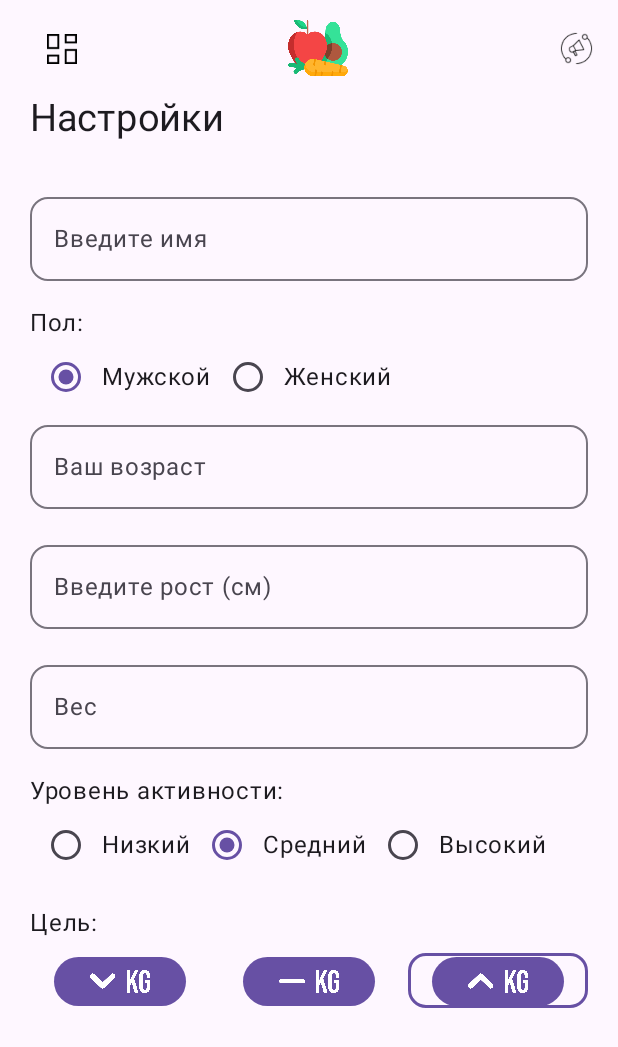
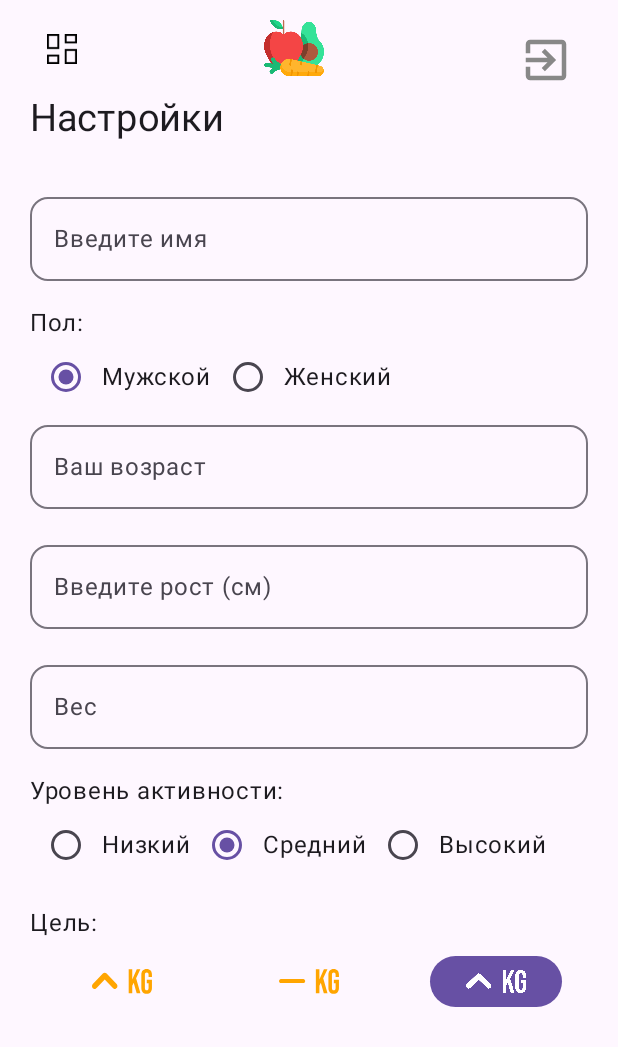
Before and after one commit to rmp-itmo/frontend, an Android app built with Jetpack Compose: the composable SettingsRoute shown on its own in the app's theme, after a tap on "Набор", on a phone screen of 412 x 824 dp. Shown: the top 1047 px of the screen. Run offline under Robolectric (Android 15) with nearby library versions, the phone set to English and light mode, and no system bars; 1 statement that could not run was skipped.

Commit message:
new buttons style and header

```diff
--- a/app/src/main/java/com/rmp/ui/components/AppScreen.kt
+++ b/app/src/main/java/com/rmp/ui/components/AppScreen.kt
@@ -48,7 +48,9 @@ fun AppScreen(
                         painter = painterResource(R.drawable.healthy_food_icon),
                         contentDescription = "RMP",
                         contentScale = ContentScale.Inside,
-                        modifier = Modifier.width(55.dp).padding(top = 10.dp)
+                        modifier = Modifier
+                            .width(55.dp)
+                            .padding(top = 10.dp)
                     )
                 },
                 scrollBehavior = TopAppBarDefaults.enterAlwaysScrollBehavior(topAppBarState),
--- a/app/src/main/java/com/rmp/ui/components/AppScreenArtc.kt
+++ b/app/src/main/java/com/rmp/ui/components/AppScreenSettings.kt
@@ -4,6 +4,7 @@ import android.app.Activity
 import android.content.Context
 import android.view.inputmethod.InputMethodManager
 import androidx.compose.foundation.Image
+import androidx.compose.foundation.clickable
 import androidx.compose.foundation.gestures.detectTapGestures
 import androidx.compose.foundation.layout.Arrangement
 import androidx.compose.foundation.layout.Box
@@ -11,31 +12,41 @@ import androidx.compose.foundation.layout.BoxScope
 import androidx.compose.foundation.layout.Row
 import androidx.compose.foundation.layout.absolutePadding
 import androidx.compose.foundation.layout.fillMaxWidth
-import androidx.compose.foundation.layout.offset
 import androidx.compose.foundation.layout.padding
 import androidx.compose.foundation.layout.size
 import androidx.compose.foundation.layout.width
+import androidx.compose.material.icons.Icons
+import androidx.compose.material.icons.filled.ExitToApp
 import androidx.compose.material3.CenterAlignedTopAppBar
 import androidx.compose.material3.ExperimentalMaterial3Api
+import androidx.compose.material3.Icon
+import androidx.compose.material3.IconButton
+import androidx.compose.material3.IconButtonDefaults
 import androidx.compose.material3.Scaffold
 import androidx.compose.material3.TopAppBarDefaults
 import androidx.compose.material3.rememberTopAppBarState
 import androidx.compose.runtime.Composable
 import androidx.compose.ui.Alignment
 import androidx.compose.ui.Modifier
+import androidx.compose.ui.graphics.Color
 import androidx.compose.ui.input.pointer.pointerInput
 import androidx.compose.ui.layout.ContentScale
 import androidx.compose.ui.platform.LocalContext
 import androidx.compose.ui.platform.LocalFocusManager
 import androidx.compose.ui.res.painterResource
+import androidx.compose.ui.res.stringResource
 import androidx.compose.ui.unit.dp
 import com.rmp.R
 
 @OptIn(ExperimentalMaterial3Api::class)
 @Composable
-fun AppScreenArct(
+fun AppScreenSettings(
     showTopBar: Boolean = true,
     openDrawer: () -> Unit = {},
+    onDashboardClick: () -> Unit = {},
+    onLogoClick: () -> Unit = {},
+    onSignOutClick: () -> Unit = {},
+    clearTokens: () -> Unit = {},
     content: @Composable (BoxScope.() -> Unit)
 ) {
     val topAppBarState = rememberTopAppBarState()
@@ -55,7 +66,10 @@ fun AppScreenArct(
                                 painter = painterResource(R.drawable.dashboard_icon),
                                 contentDescription = "dashboard",
                                 contentScale = ContentScale.Fit,
-                                modifier = Modifier.size(35.dp).absolutePadding(left=15.dp)
+                                modifier = Modifier
+                                    .size(35.dp)
+                                    .absolutePadding(left=15.dp)
+                                    .clickable(onClick = onDashboardClick)
                             )
                             Image(
                                 painter = painterResource(R.drawable.healthy_food_icon),
@@ -63,18 +77,42 @@ fun AppScreenArct(
                                 contentScale = ContentScale.Inside,
                                 modifier = Modifier
                                     .width(40.dp)
+                                    .clickable(onClick = onLogoClick)
                             )
-                            Image(
-                                painter = painterResource(R.drawable.arct_icon),
-                                contentDescription = "arct",
-                                contentScale = ContentScale.Fit,
-                                modifier = Modifier.size(40.dp).absolutePadding(right=15.dp)
-                            )
+                            IconButton(
+                                onClick = {
+                                    onSignOutClick()
+                                    clearTokens()
+                                },
+                                modifier = Modifier.padding(end = 24.dp, top = 16.dp),
+                                colors = IconButtonDefaults.iconButtonColors(contentColor = Color.Gray)
+                            ) {
+                                Icon(
+                                    imageVector = Icons.Filled.ExitToApp,
+                                    contentDescription = stringResource(R.string.sign_out),
+                                    modifier = Modifier.size(36.dp)
+                                )
+                            }
+//                            Icon(
+//                                imageVector = Icons.Filled.ExitToApp,
+//                                contentDescription = stringResource(R.string.sign_out),
+//                                modifier = Modifier
+//                                    .size(40.dp)
+//                                    .absolutePadding(right=15.dp)
+//                                    .clickable(onClick = onSignOutClick)
+//                            )
+//                            Image(
+//                                painter = painterResource(R.drawable.arct_icon),
+//                                contentDescription = "arct",
+//                                contentScale = ContentScale.Fit,
+//                                modifier = Modifier
+//                                    .size(40.dp)
+//                                    .absolutePadding(right=15.dp)
+//                                    .clickable(onClick = onSignOutClick)
+//                            )
                         }
                     },
                     scrollBehavior = TopAppBarDefaults.enterAlwaysScrollBehavior(topAppBarState),
-                    // Сдвигаем повыше, иного способа не нашел
-                    //modifier = Modifier.offset(y = (-30).dp),
                 )},
         content = { padding ->
             Box(
--- a/app/src/main/java/com/rmp/ui/components/Button.kt
+++ b/app/src/main/java/com/rmp/ui/components/Button.kt
@@ -16,6 +16,7 @@ import androidx.compose.runtime.Composable
 import androidx.compose.ui.Alignment
 import androidx.compose.ui.Modifier
 import androidx.compose.ui.draw.scale
+import androidx.compose.ui.graphics.Color
 import androidx.compose.ui.layout.ContentScale
 import androidx.compose.ui.res.painterResource
 import androidx.compose.ui.text.font.FontWeight
@@ -58,6 +59,37 @@ fun AccentImageButton(
             text = contentDescription,
             modifier = Modifier.align(Alignment.CenterHorizontally)
                 .scale(0.7f, 0.7f),
+            color = Color(255, 165, 0, 255),
+            fontWeight = FontWeight.Bold
+        )
+    }
+}
+@Composable
+fun AccentImageSecondaryButton(
+    imageRes: Int,
+    contentDescription: String,
+    modifier: Modifier = Modifier,
+    buttonPressed: () -> Unit
+) {
+    Column(
+        horizontalAlignment = Alignment.CenterHorizontally,
+        modifier = modifier
+    ) {
+        TextButton(
+            onClick = buttonPressed,
+        ) {
+            Image(
+                painter = painterResource(id = imageRes),
+                contentDescription = contentDescription,
+                contentScale = ContentScale.Fit,
+                modifier = Modifier.size(40.dp)
+            )
+        }
+        Text(
+            text = contentDescription,
+            modifier = Modifier.align(Alignment.CenterHorizontally)
+                .scale(0.7f, 0.7f),
+            color = Color(255, 165, 0, 255),
             fontWeight = FontWeight.Bold
         )
     }
--- a/app/src/main/java/com/rmp/ui/settings/SettingsRoute.kt
+++ b/app/src/main/java/com/rmp/ui/settings/SettingsRoute.kt
@@ -6,11 +6,11 @@ import androidx.lifecycle.compose.collectAsStateWithLifecycle
 
 @Composable
 fun SettingsRoute(
-    settingsViewModel: SettingsViewModel
+    settingsViewModel: SettingsViewModel,
+    onSignOutClick: () -> Unit
 ) {
     val uiState by settingsViewModel.uiState.collectAsStateWithLifecycle()
-
-    SettingsScreen(
+    SettingsRoute(
         uiState = uiState,
         onNameChange = settingsViewModel::updateName,
         onGenderChange = settingsViewModel::updateGender,
@@ -20,6 +20,35 @@ fun SettingsRoute(
         onActivityLevelChange = settingsViewModel::updateActivityLevel,
         onGoalChange = settingsViewModel::updateGoal,
         onEmailChange = settingsViewModel::updateEmail,
-        onPasswordChange = settingsViewModel::updatePassword
+        onPasswordChange = settingsViewModel::updatePassword,
+        onSignOutClick = onSignOutClick
     )
 }
+@Composable
+fun SettingsRoute(
+    uiState: SettingsUiState,
+    onNameChange: (String) -> Unit,
+    onGenderChange: (Gender) -> Unit,
+    onAgeChange: (String) -> Unit,
+    onHeightChange: (String) ->Unit,
+    onWeightChange: (String) -> Unit,
+    onActivityLevelChange: (ActivityLevel) ->Unit,
+    onGoalChange: (Goal) -> Unit,
+    onEmailChange: (String) -> Unit,
+    onPasswordChange: (String) -> Unit,
+    onSignOutClick: () -> Unit
+) {
+    SettingsScreen(
+        uiState = uiState,
+        onNameChange = onNameChange,
+        onGenderChange = onGenderChange,
+        onAgeChange = onAgeChange,
+        onHeightChange = onHeightChange,
+        onWeightChange = onWeightChange,
+        onActivityLevelChange = onActivityLevelChange,
+        onGoalChange = onGoalChange,
+        onEmailChange = onEmailChange,
+        onPasswordChange = onPasswordChange,
+        onSignOutClick = onSignOutClick
+    )
+}
--- a/app/src/main/java/com/rmp/ui/settings/SettingsScreen.kt
+++ b/app/src/main/java/com/rmp/ui/settings/SettingsScreen.kt
@@ -25,7 +25,8 @@ import androidx.compose.ui.tooling.preview.Preview
 import androidx.compose.ui.unit.dp
 import com.rmp.R
 import com.rmp.ui.components.AccentImageButton
-import com.rmp.ui.components.AppScreenArct
+import com.rmp.ui.components.AccentImageSecondaryButton
+import com.rmp.ui.components.AppScreenSettings
 import com.rmp.ui.components.Header
 import com.rmp.ui.components.LabelledInput
 import com.rmp.ui.theme.RmpTheme
@@ -33,6 +34,7 @@ import com.rmp.ui.theme.RmpTheme
 @Composable
 fun SettingsScreen(
     uiState: SettingsUiState,
+    onSignOutClick: () -> Unit,
     onNameChange: (String) -> Unit,
     onGenderChange: (Gender) -> Unit,
     onAgeChange: (String) -> Unit,
@@ -44,7 +46,10 @@ fun SettingsScreen(
     onPasswordChange: (String) -> Unit
 ) {
     RmpTheme {
-        AppScreenArct {
+        AppScreenSettings(
+            showTopBar = true,
+            onSignOutClick = onSignOutClick
+        ) {
             Column(
                 modifier = Modifier
                     .fillMaxSize()
@@ -151,23 +156,25 @@ fun SettingsScreen(
                         Box(
                             modifier = Modifier
                                 .weight(1f)
-                                .padding(end = 4.dp)
-                                .border(
-                                    width = if (uiState.goal == Goal.LOSE_WEIGHT) 2.dp else 0.dp,
-                                    color = if (uiState.goal == Goal.LOSE_WEIGHT)
-                                        MaterialTheme.colorScheme.primary
-                                    else
-                                        Color.Transparent,
-                                    shape = MaterialTheme.shapes.medium
-                                )
-                                .padding(2.dp)
+                                .padding(end = 1.dp)
+                                .padding(1.dp)
                         ) {
+                            if (uiState.goal == Goal.LOSE_WEIGHT) {
                                 AccentImageButton(
                                     imageRes = R.drawable.weight_lower,
-                                contentDescription = "Похудение",
+                                    contentDescription = "Снижение",
                                     modifier = Modifier.fillMaxWidth()
                                 ) {
                                     onGoalChange(Goal.LOSE_WEIGHT)
+                                }
+                            } else {
+                                AccentImageSecondaryButton(
+                                    imageRes = R.drawable.lose_weight_svg,
+                                    contentDescription = "Снижение",
+                                    modifier = Modifier.fillMaxWidth()
+                                ) {
+                                    onGoalChange(Goal.LOSE_WEIGHT)
+                                }
                             }
                         }
 
@@ -175,23 +182,25 @@ fun SettingsScreen(
                         Box(
                             modifier = Modifier
                                 .weight(1f)
-                                .padding(horizontal = 4.dp)
-                                .border(
-                                    width = if (uiState.goal == Goal.MAINTAIN_WEIGHT) 2.dp else 0.dp,
-                                    color = if (uiState.goal == Goal.MAINTAIN_WEIGHT)
-                                        MaterialTheme.colorScheme.primary
-                                    else
-                                        Color.Transparent,
-                                    shape = MaterialTheme.shapes.medium
-                                )
-                                .padding(2.dp)
+                                .padding(horizontal = 1.dp)
+                                .padding(1.dp)
                         ) {
+                            if (uiState.goal == Goal.MAINTAIN_WEIGHT) {
                                 AccentImageButton(
                                     imageRes = R.drawable.weight_same,
-                                contentDescription = "Поддержка",
+                                    contentDescription = "Поддержание",
                                     modifier = Modifier.fillMaxWidth()
                                 ) {
                                     onGoalChange(Goal.MAINTAIN_WEIGHT)
+                                }
+                            } else {
+                                AccentImageSecondaryButton(
+                                    imageRes = R.drawable.weight_same_svg,
+                                    contentDescription = "Поддержание",
+                                    modifier = Modifier.fillMaxWidth()
+                                ) {
+                                    onGoalChange(Goal.MAINTAIN_WEIGHT)
+                                }
                             }
                         }
 
@@ -199,23 +208,25 @@ fun SettingsScreen(
                         Box(
                             modifier = Modifier
                                 .weight(1f)
-                                .padding(start = 4.dp)
-                                .border(
-                                    width = if (uiState.goal == Goal.GAIN_WEIGHT) 2.dp else 0.dp,
-                                    color = if (uiState.goal == Goal.GAIN_WEIGHT)
-                                        MaterialTheme.colorScheme.primary
-                                    else
-                                        Color.Transparent,
-                                    shape = MaterialTheme.shapes.medium
-                                )
-                                .padding(2.dp)
+                                .padding(start = 1.dp)
+                                .padding(1.dp)
                         ) {
+                            if (uiState.goal == Goal.GAIN_WEIGHT) {
                                 AccentImageButton(
                                     imageRes = R.drawable.weight_higher,
                                     contentDescription = "Набор",
                                     modifier = Modifier.fillMaxWidth()
                                 ) {
                                     onGoalChange(Goal.GAIN_WEIGHT)
+                                }
+                            } else {
+                                AccentImageSecondaryButton(
+                                    imageRes = R.drawable.gain_weight_svg,
+                                    contentDescription = "Набор",
+                                    modifier = Modifier.fillMaxWidth()
+                                ) {
+                                    onGoalChange(Goal.GAIN_WEIGHT)
+                                }
                             }
                         }
                     }
@@ -274,6 +285,7 @@ fun SettingsScreenPreview() {
         onActivityLevelChange = {},
         onGoalChange = {},
         onEmailChange = {},
-        onPasswordChange = {}
+        onPasswordChange = {},
+        onSignOutClick = {}
     )
 }
--- /dev/null
+++ b/app/src/main/res/drawable/gain_weight_svg.xml
@@ -0,0 +1,20 @@
+<vector xmlns:android="http://schemas.android.com/apk/res/android"
+    android:width="51dp"
+    android:height="21dp"
+    android:viewportWidth="51"
+    android:viewportHeight="21">
+
+    <group>
+        <path
+            android:fillColor="#FFA500"
+            android:pathData="M31.188,0.291687H34.2149V8.89585L38.0675,0.291687H41.0944L37.4896,7.78752L41.1495,20.7084H37.9849L35.4257,11.6084L34.2149,14.2042V20.7084H31.188V0.291687Z"/>
+
+        <path
+            android:fillColor="#FFA500"
+            android:pathData="M46.445,21C44.9773,21 43.8583,20.5625 43.0878,19.6875C42.3173,18.7931 41.932,17.5194 41.932,15.8667V5.13333C41.932,3.48056 42.3173,2.21667 43.0878,1.34167C43.8583,0.447222 44.9773,0 46.445,0C47.9126,0 49.0316,0.447222 49.8021,1.34167C50.5727,2.21667 50.9579,3.48056 50.9579,5.13333V6.88333H48.096V4.92917C48.096,3.5875 47.5732,2.91667 46.5275,2.91667C45.4818,2.91667 44.959,3.5875 44.959,4.92917V16.1C44.959,17.4222 45.4818,18.0833 46.5275,18.0833C47.5732,18.0833 48.096,17.4222 48.096,16.1V12.1042H46.5825V9.1875H50.9579V15.8667C50.9579,17.5194 50.5727,18.7931 49.8021,19.6875C49.0316,20.5625 47.9126,21 46.445,21Z"/>
+
+        <path
+            android:fillColor="#FFA500"
+            android:pathData="M12.3924,16.2712C11.9689,16.7196 11.3947,16.9714 10.7962,16.9714C10.1976,16.9714 9.62351,16.7196 9.20001,16.2712L0.679934,7.24391C0.470219,7.02152 0.303886,6.75753 0.190427,6.46701C0.0769682,6.17649 0.0186069,5.86513 0.0186768,5.55071C0.0187468,5.23629 0.0772469,4.92495 0.190835,4.63449C0.304423,4.34403 0.470873,4.08013 0.680687,3.85785C0.8905,3.63557 1.13957,3.45927 1.41366,3.33902C1.68776,3.21876 1.98152,3.1569 2.27817,3.15698C2.57482,3.15704 2.86855,3.21905 3.14259,3.33944C3.41663,3.45984 3.66563,3.63626 3.87534,3.85865L10.7962,11.1926L17.7171,3.85705C17.9253,3.62829 18.1745,3.44578 18.45,3.32017C18.7255,3.19456 19.0219,3.12837 19.3219,3.12547C19.6217,3.12255 19.9192,3.18298 20.1968,3.30322C20.4745,3.42345 20.7267,3.6011 20.9389,3.82578C21.1512,4.05046 21.3189,4.31768 21.4327,4.61185C21.5464,4.90601 21.6036,5.22124 21.6012,5.53913C21.5987,5.85701 21.5366,6.1712 21.4184,6.46335C21.3,6.75549 21.1281,7.01976 20.9125,7.24071L12.3924,16.2712Z"/>
+    </group>
+</vector>
--- /dev/null
+++ b/app/src/main/res/drawable/lose_weight_svg.xml
@@ -0,0 +1,20 @@
+<vector xmlns:android="http://schemas.android.com/apk/res/android"
+    android:width="51dp"
+    android:height="21dp"
+    android:viewportWidth="51"
+    android:viewportHeight="21">
+
+    <group>
+        <path
+            android:fillColor="#FFA500"
+            android:pathData="M31.188,0.291687H34.215V8.89585L38.0675,0.291687H41.0944L37.4896,7.78752L41.1495,20.7084H37.9849L35.4257,11.6084L34.215,14.2042V20.7084H31.188V0.291687Z"/>
+
+        <path
+            android:fillColor="#FFA500"
+            android:pathData="M46.445,21C44.9773,21 43.8583,20.5625 43.0878,19.6875C42.3173,18.7931 41.932,17.5194 41.932,15.8667V5.13333C41.932,3.48056 42.3173,2.21667 43.0878,1.34167C43.8583,0.447222 44.9773,0 46.445,0C47.9126,0 49.0316,0.447222 49.8021,1.34167C50.5727,2.21667 50.9579,3.48056 50.9579,5.13333V6.88333H48.096V4.92917C48.096,3.5875 47.5732,2.91667 46.5275,2.91667C45.4818,2.91667 44.959,3.5875 44.959,4.92917V16.1C44.959,17.4222 45.4818,18.0833 46.5275,18.0833C47.5732,18.0833 48.096,17.4222 48.096,16.1V12.1042H46.5825V9.1875H50.9579V15.8667C50.9579,17.5194 50.5727,18.7931 49.8021,19.6875C49.0316,20.5625 47.9126,21 46.445,21Z"/>
+
+        <path
+            android:fillColor="#FFA500"
+            android:pathData="M9.22751,3.82552C9.65102,3.37719 10.2251,3.12537 10.8237,3.12537C11.4223,3.12537 11.9964,3.37719 12.4199,3.82552L20.94,12.8529C21.1497,13.0752 21.316,13.3393 21.4294,13.6298C21.5429,13.9203 21.6013,14.2317 21.6013,14.5461C21.6012,14.8605 21.5426,15.1718 21.4291,15.4623C21.3155,15.7527 21.149,16.0167 20.9393,16.2389C20.7294,16.4612 20.4804,16.6375 20.2063,16.7578C19.9321,16.878 19.6384,16.9399 19.3418,16.9398C19.0451,16.9397 18.7513,16.8777 18.4773,16.7573C18.2032,16.637 17.9543,16.4605 17.7446,16.2381L10.8237,8.90421L3.90283,16.2397C3.69457,16.4685 3.44541,16.651 3.16989,16.7766C2.89437,16.9022 2.598,16.9684 2.29808,16.9713C1.99817,16.9742 1.70071,16.9138 1.42306,16.7936C1.14542,16.6733 0.893144,16.4957 0.680963,16.271C0.468782,16.0463 0.300943,15.7791 0.187239,15.485C0.0735354,15.1908 0.0162433,14.8756 0.0187072,14.5577C0.0211711,14.2397 0.0833412,13.9256 0.201589,13.6335C0.319837,13.3413 0.491796,13.0771 0.70743,12.8561L9.22751,3.82552Z"/>
+    </group>
+</vector>
--- /dev/null
+++ b/app/src/main/res/drawable/weight_same_svg.xml
@@ -0,0 +1,20 @@
+<vector xmlns:android="http://schemas.android.com/apk/res/android"
+    android:width="51dp"
+    android:height="21dp"
+    android:viewportWidth="51"
+    android:viewportHeight="21">
+
+    <group>
+        <path
+            android:fillColor="#FFA500"
+            android:pathData="M31.3295,0.291687H34.3348V8.89585L38.1598,0.291687H41.1652L37.5861,7.78752L41.2198,20.7084H38.0779L35.537,11.6084L34.3348,14.2042V20.7084H31.3295V0.291687Z"/>
+
+        <path
+            android:fillColor="#FFA500"
+            android:pathData="M46.4775,21C45.0203,21 43.9093,20.5625 43.1443,19.6875C42.3793,18.7931 41.9968,17.5194 41.9968,15.8667V5.13333C41.9968,3.48056 42.3793,2.21667 43.1443,1.34167C43.9093,0.447222 45.0203,0 46.4775,0C47.9346,0 49.0457,0.447222 49.8107,1.34167C50.5757,2.21667 50.9582,3.48056 50.9582,5.13333V6.88333H48.1168V4.92917C48.1168,3.5875 47.5977,2.91667 46.5594,2.91667C45.5212,2.91667 45.0021,3.5875 45.0021,4.92917V16.1C45.0021,17.4222 45.5212,18.0833 46.5594,18.0833C47.5977,18.0833 48.1168,17.4222 48.1168,16.1V12.1042H46.6141V9.1875H50.9582V15.8667C50.9582,17.5194 50.5757,18.7931 49.8107,19.6875C49.0457,20.5625 47.9346,21 46.4775,21Z"/>
+
+        <path
+            android:fillColor="#FFA500"
+            android:pathData="M0,10.257C0,9.80683 0.167513,9.37508 0.465687,9.05677C0.763862,8.73845 1.16827,8.55963 1.58995,8.55963H20.6694C21.0911,8.55963 21.4955,8.73845 21.7937,9.05677C22.0918,9.37508 22.2594,9.80683 22.2594,10.257C22.2594,10.7071 22.0918,11.1389 21.7937,11.4572C21.4955,11.7755 21.0911,11.9543 20.6694,11.9543H1.58995C1.16827,11.9543 0.763862,11.7755 0.465687,11.4572C0.167513,11.1389 0,10.7071 0,10.257Z"/>
+    </group>
+</vector>
```
Lines whose indentation alone changed are shown as unchanged.
